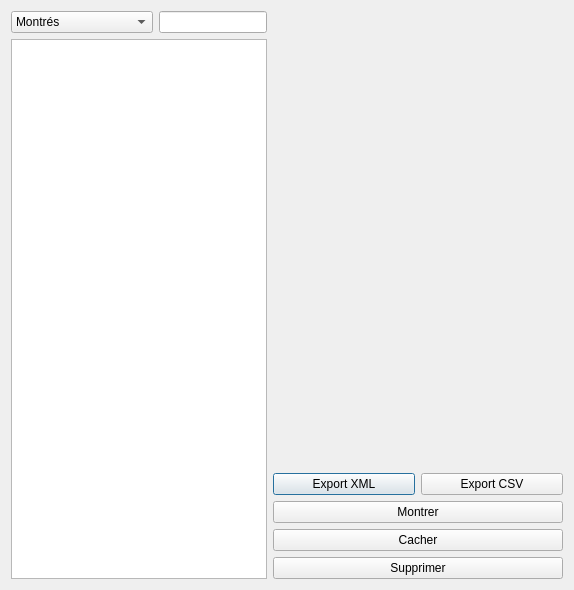
Old version of the form application/ui/notesaction.ui in the repository nils-van-zuijlen/Enibar.
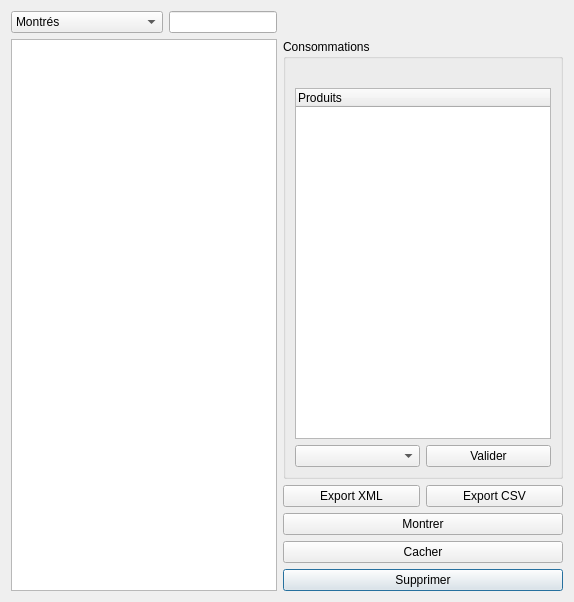
New version of the form. Custom widgets are drawn as their Qt base class.

Commit message: Add a way to take a product on multiple notes.

Diff of the .ui file:
```diff
--- a/application/ui/notesaction.ui
+++ b/application/ui/notesaction.ui
@@ -7,7 +7,7 @@
     <x>0</x>
     <y>0</y>
     <width>574</width>
-    <height>590</height>
+    <height>602</height>
    </rect>
   </property>
   <property name="windowTitle">
@@ -58,55 +58,67 @@
      </item>
      <item row="3" column="2">
       <layout class="QGridLayout" name="gridLayout_3">
-       <item row="2" column="0">
-        <spacer name="verticalSpacer">
-         <property name="orientation">
-          <enum>Qt::Vertical</enum>
+       <item row="7" column="0" colspan="2">
+        <widget class="QPushButton" name="del_button">
+         <property name="text">
+          <string>Supprimer</string>
          </property>
-         <property name="sizeHint" stdset="0">
-          <size>
-           <width>20</width>
-           <height>40</height>
-          </size>
-         </property>
-        </spacer>
+        </widget>
        </item>
-       <item row="3" column="0">
-        <widget class="QPushButton" name="export_xml_button">
+       <item row="6" column="0" colspan="2">
+        <widget class="QPushButton" name="hide_button">
          <property name="text">
-          <string>Export XML</string>
+          <string>Cacher</string>
          </property>
         </widget>
        </item>
-       <item row="3" column="1">
+       <item row="4" column="1">
         <widget class="QPushButton" name="export_csv_button">
          <property name="text">
           <string>Export CSV</string>
          </property>
         </widget>
        </item>
-       <item row="4" column="0" colspan="2">
+       <item row="5" column="0" colspan="2">
         <widget class="QPushButton" name="show_button">
          <property name="text">
           <string>Montrer</string>
          </property>
         </widget>
        </item>
-       <item row="5" column="0" colspan="2">
-        <widget class="QPushButton" name="hide_button">
+       <item row="4" column="0">
+        <widget class="QPushButton" name="export_xml_button">
          <property name="text">
-          <string>Cacher</string>
+          <string>Export XML</string>
          </property>
         </widget>
        </item>
-       <item row="6" column="0" colspan="2">
-        <widget class="QPushButton" name="del_button">
+       <item row="2" column="0" colspan="2">
+        <widget class="QGroupBox" name="groupBox">
+         <property name="title">
+          <string>Consommations</string>
+         </property>
+         <layout class="QGridLayout" name="gridLayout_4">
+          <item row="1" column="0" colspan="2">
+           <widget class="UniqueConsumptionList" name="product_list">
+            <column>
          <property name="text">
-          <string>Supprimer</string>
-         </property>
-        </widget>
-       </item>
-       <item row="1" column="0">
+              <string>Produits</string>
+             </property>
+            </column>
+           </widget>
+          </item>
+          <item row="2" column="1">
+           <widget class="QPushButton" name="take_products_btn">
+            <property name="text">
+             <string>Valider</string>
+            </property>
+           </widget>
+          </item>
+          <item row="2" column="0">
+           <widget class="QComboBox" name="price_list"/>
+          </item>
+          <item row="0" column="0">
         <spacer name="horizontalSpacer">
          <property name="orientation">
           <enum>Qt::Horizontal</enum>
@@ -119,7 +131,7 @@
          </property>
         </spacer>
        </item>
-       <item row="1" column="1">
+          <item row="0" column="1">
         <spacer name="horizontalSpacer_2">
          <property name="orientation">
           <enum>Qt::Horizontal</enum>
@@ -133,6 +145,9 @@
         </spacer>
        </item>
       </layout>
+        </widget>
+       </item>
+      </layout>
      </item>
      <item row="3" column="0" colspan="2">
       <widget class="MultiNotesList" name="note_list">
@@ -154,6 +169,14 @@
    <extends>QListWidget</extends>
    <header>gui/notesaction</header>
   </customwidget>
+  <customwidget>
+   <class>UniqueConsumptionList</class>
+   <extends>QTreeWidget</extends>
+   <header>gui/notesaction</header>
+   <slots>
+    <slot>on_selection()</slot>
+   </slots>
+  </customwidget>
  </customwidgets>
  <resources/>
  <connections>
```
Left out of the diff: 33 changed lines with no effect on the pictures. Lines whose indentation alone changed are shown as unchanged. The commit also changes 10 other files.
